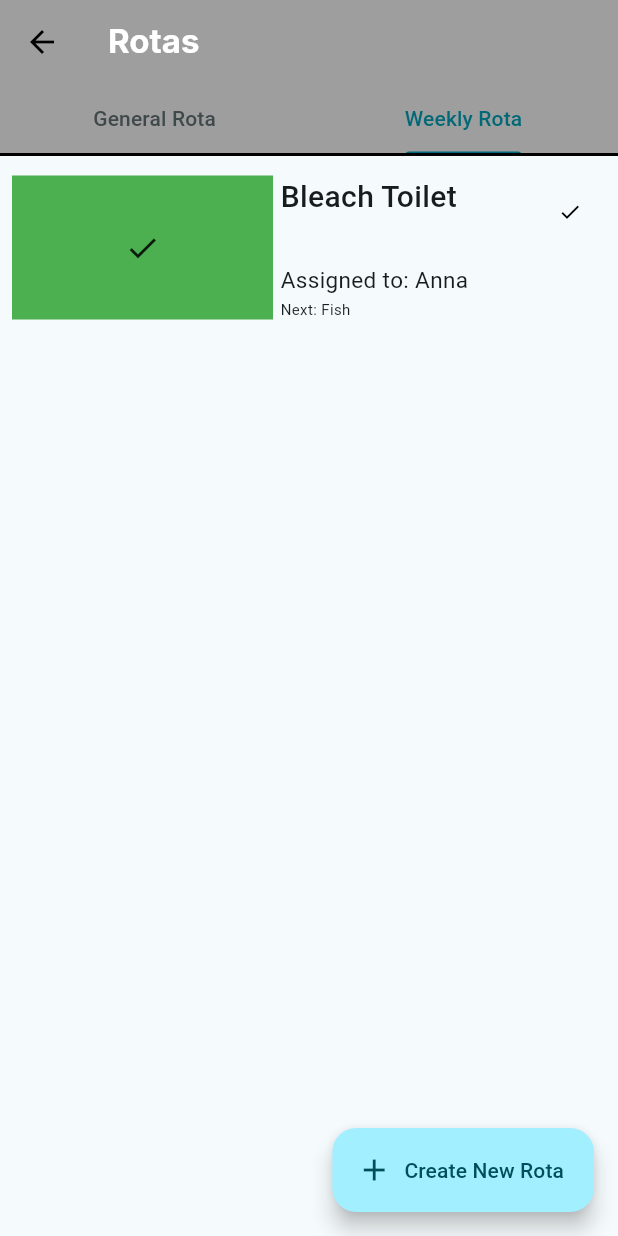
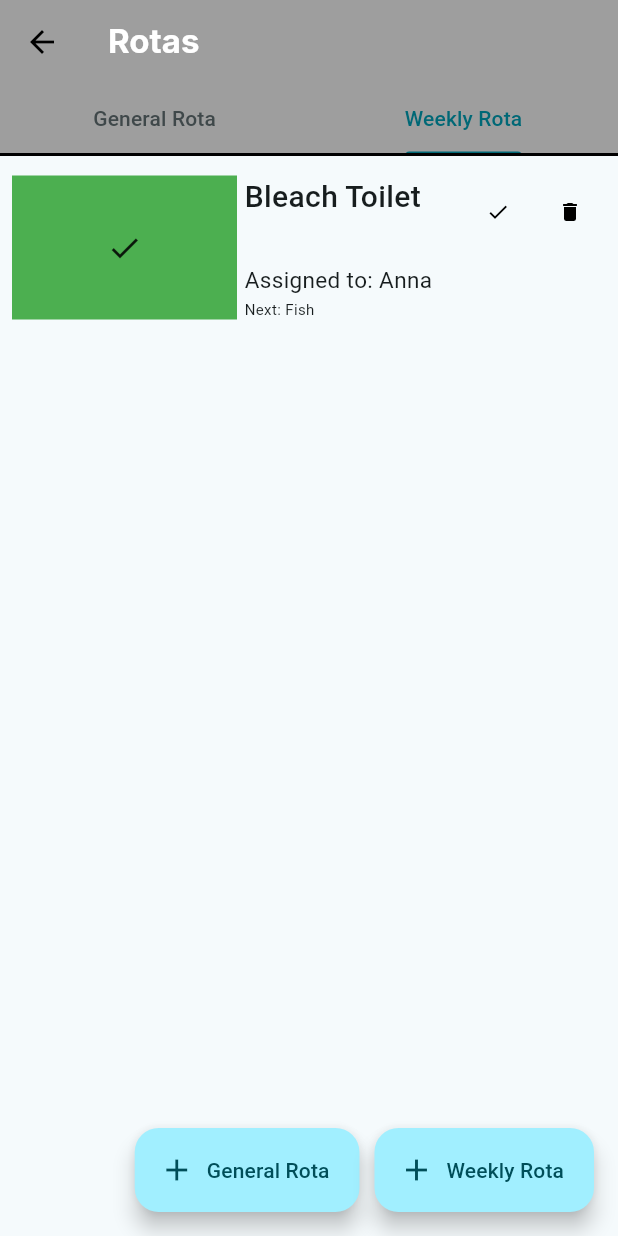
Before and after one commit to 6B-Best-group/TheHousemateApp, a Flutter app: the Rota screen opened by its route, tab 2 chosen, after a tap on the "check" icon, on a phone screen of 412 x 824 dp. Run offline on Flutter 3.47's test engine with Material 3 defaults, Android fonts, the phone set to English and light mode, and no system bars; our stand-ins replace flutter_calendar_carousel.

Commit message:
can now create weekly rotas and delete from both

```diff
--- a/housemate_app/lib/rota.dart
+++ b/housemate_app/lib/rota.dart
@@ -19,14 +19,16 @@ class CustomListItem extends StatelessWidget {
     required this.choreName,
     required this.assignee,
     required this.nextAssignee,
-    required this.onPressed,
+    required this.onCheckPressed,
+    required this.onDeletePressed,
   });
 
   final Widget thumbnail;
   final String choreName;
   final String assignee;
   final String nextAssignee;
-  final VoidCallback onPressed;
+  final VoidCallback onCheckPressed;
+  final VoidCallback onDeletePressed;
 
   @override
   Widget build(BuildContext context) {
@@ -52,7 +54,12 @@ class CustomListItem extends StatelessWidget {
       ),
     )
           ),
-          IconButton(onPressed: onPressed, icon: const Icon(Icons.check, size: 16.0),)
+          Row(
+            children: [
+              IconButton(onPressed: onCheckPressed, icon: const Icon(Icons.check, size: 16.0)),
+              IconButton(onPressed: onDeletePressed, icon: const Icon(Icons.delete, size: 16.0)),
+            ],
+            )
         ],
       ),
     );
@@ -61,25 +68,28 @@ class CustomListItem extends StatelessWidget {
 
 class _RotaState extends State<Rota> {
   final generalChoreName = TextEditingController();
+  final weeklyChoreName = TextEditingController();
 
-  final List<String> users = ["Alice", "Bob", "Charlie", "David"];
-  String selectedUser = "Alice";
+  final List<String> users = ["Ben", "Anna", "Kieran", "Matt", "Dan"];
+  String selectedUser = "Ben";
   List<String> selectedUsers = [];
 
-  void addChore() {
+  void addGeneralChore() {
     GeneralChoreRota rota = GeneralChoreRota(generalChoreName.text, selectedUsers);
     generalChoreRotaList.add(rota);
-    ActionLogNotification action = ActionLogNotification('${currentUser.getFirstName()} ${currentUser.getLastName()} added a new general chore rota', 'Rota: ${selectedUsers.join(' → ')}');
+    ActionLogNotification action = ActionLogNotification('${currentUser.getFirstName()} ${currentUser.getLastName()} added a new general chore rota: ${generalChoreName.text}', 'Rota: ${selectedUsers.join(' → ')}');
     actionsList.add(action);
-    setState(() {});
+    setState(() {
+      selectedUsers = [];
+    });
   }
 
-  void addChoreDialog(context) {
+  void addGeneralDialog(context) {
     showDialog<String>(
         context: context,
         builder: (BuildContext context) => AlertDialog(
                 icon: const Icon(Icons.local_laundry_service_sharp),
-                title: const Text("New General Chore Rota"),
+                title: const Text("New General Rota"),
                 content: Wrap(
                   children: [
                     TextField(
@@ -125,13 +135,95 @@ class _RotaState extends State<Rota> {
                         label: const Text("discard")),
                     TextButton.icon(
                         onPressed: () {
-                          addChore();
+                          addGeneralChore();
                           Navigator.pop(context);
                         },
                         icon: const Icon(Icons.save),
                         label: const Text("Add to list"))
                   ]),
                 ]));
+  }
+
+  void addWeeklyChore() {
+    WeeklyChoreRota rota = WeeklyChoreRota(weeklyChoreName.text, selectedUsers);
+    weeklyChoreRotaList.add(rota);
+    ActionLogNotification action = ActionLogNotification('${currentUser.getFirstName()} ${currentUser.getLastName()} added a new weekly chore rota: ${weeklyChoreName.text}', 'Rota: ${selectedUsers.join(' → ')}');
+    actionsList.add(action);
+    setState(() {
+      selectedUsers = [];
+    });
+  }
+
+  void addWeeklyDialog(context) {
+    showDialog<String>(
+        context: context,
+        builder: (BuildContext context) => AlertDialog(
+                icon: const Icon(Icons.event_repeat),
+                title: const Text("New Weekly Rota"),
+                content: Wrap(
+                  children: [
+                    TextField(
+                      controller: weeklyChoreName,
+                        maxLength: 30,
+                        decoration: const InputDecoration(
+                          label: Text("Chore name:"),
+                        )),
+                    DropdownButton<String>(
+                      hint: const Text("Choose the rota"),
+                      value: selectedUser,
+                      onChanged: (String? newValue) {
+                        setState(() {
+                          selectedUser = newValue!;
+                        });
+                      },
+                      items: users.map<DropdownMenuItem<String>>((String user) {
+                        return DropdownMenuItem<String>(
+                          value: user,
+                          child: Text(user),
+                        );
+                      }).toList(),
+                    ),
+                    TextButton(
+                      onPressed: () {
+                        if (!selectedUsers.contains(selectedUser)) {
+                          setState(() {
+                            selectedUsers.add(selectedUser);
+                          });
+                        }
+                      },
+                      child: const Text("Add to rota"),
+                    ),
+                  ],
+                ),
+                actions: [
+                  Row(mainAxisAlignment: MainAxisAlignment.spaceEvenly, children: [
+                    TextButton.icon(
+                        onPressed: () {
+                          Navigator.pop(context);
+                        },
+                        icon: const Icon(Icons.delete),
+                        label: const Text("discard")),
+                    TextButton.icon(
+                        onPressed: () {
+                          addWeeklyChore();
+                          Navigator.pop(context);
+                        },
+                        icon: const Icon(Icons.save),
+                        label: const Text("Add to list"))
+                  ]),
+                ]));
+  }
+
+  void removeGeneralRota(rota) {
+    generalChoreRotaList.remove(rota);
+    ActionLogNotification logAction = ActionLogNotification('${currentUser.getFirstName()} ${currentUser.getLastName()} deleted a general chore rota', rota.choreName);
+    actionsList.add(logAction);
+  }
+
+  void removeWeeklyRota(rota) {
+    weeklyChoreRotaList.remove(rota);
+    ActionLogNotification logAction = ActionLogNotification('${currentUser.getFirstName()} ${currentUser.getLastName()} deleted a weekly chore rota', rota.choreName);
+    actionsList.add(logAction);
   }
 
   @override
@@ -147,13 +239,26 @@ class _RotaState extends State<Rota> {
           ],
         ),
       ),
-      floatingActionButton: FloatingActionButton.extended(
-        onPressed: () {
-          addChoreDialog(context);
-        },
-        label: const Text("Create New Rota"),
-        icon: const Icon(Icons.add),
-        ),
+      floatingActionButton: Row(
+        mainAxisAlignment: MainAxisAlignment.end,
+        children: [
+          FloatingActionButton.extended(
+            onPressed: () {
+              addGeneralDialog(context);
+            },
+            label: const Text("General Rota"),
+            icon: const Icon(Icons.add),
+          ),
+          const Padding(padding: EdgeInsets.fromLTRB(0, 0, 10, 0)),
+          FloatingActionButton.extended(
+            onPressed: () {
+              addWeeklyDialog(context);
+            },
+            label: const Text("Weekly Rota"),
+            icon: const Icon(Icons.add),
+          ),
+        ],
+      ),
       body: TabBarView(children: <Widget>[
         ListView.builder(
         padding: const EdgeInsets.all(8.0),
@@ -161,11 +266,15 @@ class _RotaState extends State<Rota> {
         itemCount: generalChoreRotaList.length,
         itemBuilder: (context, i) {
           return CustomListItem(
-            onPressed: () {
+            onCheckPressed: () {
               ActionLogNotification action = ActionLogNotification('${generalChoreRotaList[i].getAssignee()} completed a task of the general chore rota', generalChoreRotaList[i].choreName);
               actionsList.add(action);
               generalChoreRotaList[i].incrementRota();
               generalChoreRotaList[i].setLastCompleted();
+              setState(() {});
+            },
+            onDeletePressed: () {
+              removeGeneralRota(generalChoreRotaList[i]);
               setState(() {});
             },
             choreName: generalChoreRotaList[i].choreName,
@@ -182,8 +291,19 @@ class _RotaState extends State<Rota> {
         itemCount: weeklyChoreRotaList.length,
         itemBuilder: (context, i) {
           return CustomListItem(
-            onPressed: () {
+            onCheckPressed: () {
               weeklyChoreRotaList[i].setCompleted();
+              if (weeklyChoreRotaList[i].completed) {
+                ActionLogNotification action = ActionLogNotification('${weeklyChoreRotaList[i].getAssignee()} marked a weekly chore as completed', weeklyChoreRotaList[i].choreName);
+                actionsList.add(action);
+              } else {
+                ActionLogNotification action = ActionLogNotification('${weeklyChoreRotaList[i].getAssignee()} marked a weekly chore as incomplete', weeklyChoreRotaList[i].choreName);
+                actionsList.add(action);
+              }
+              setState(() {});
+            },
+            onDeletePressed: () {
+              removeWeeklyRota(weeklyChoreRotaList[i]);
               setState(() {});
             },
             choreName: weeklyChoreRotaList[i].choreName,
```
